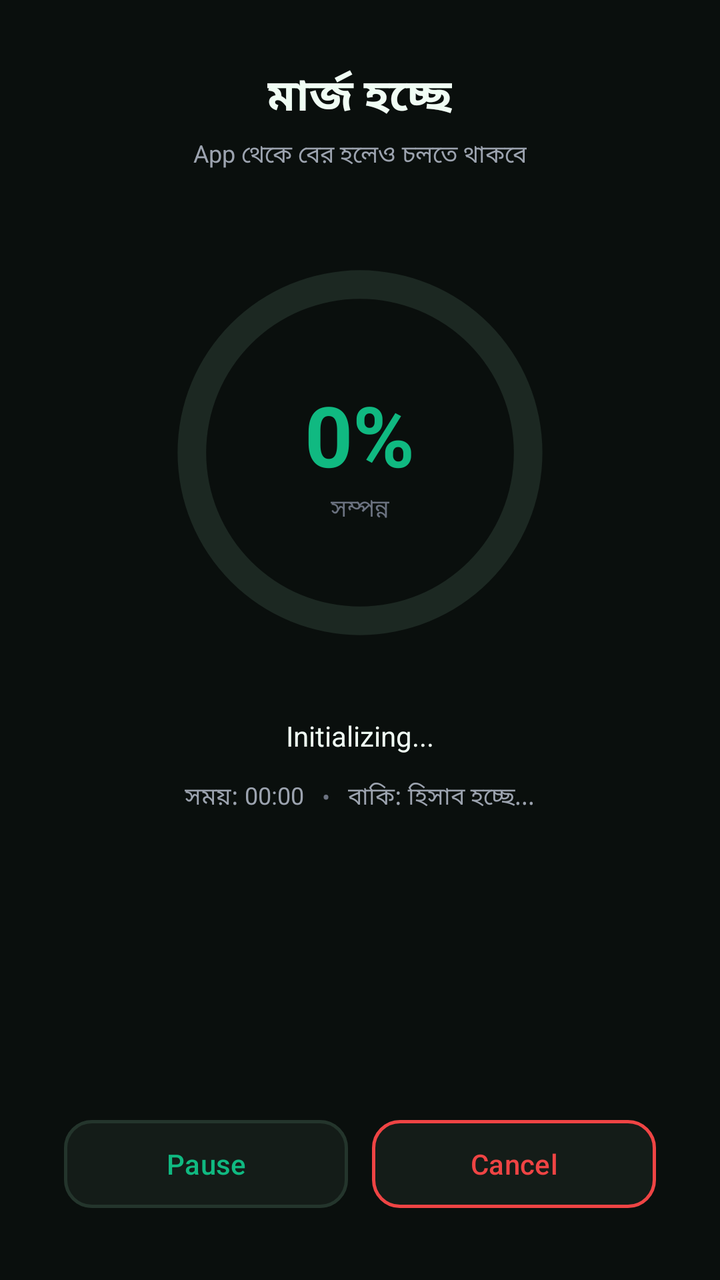
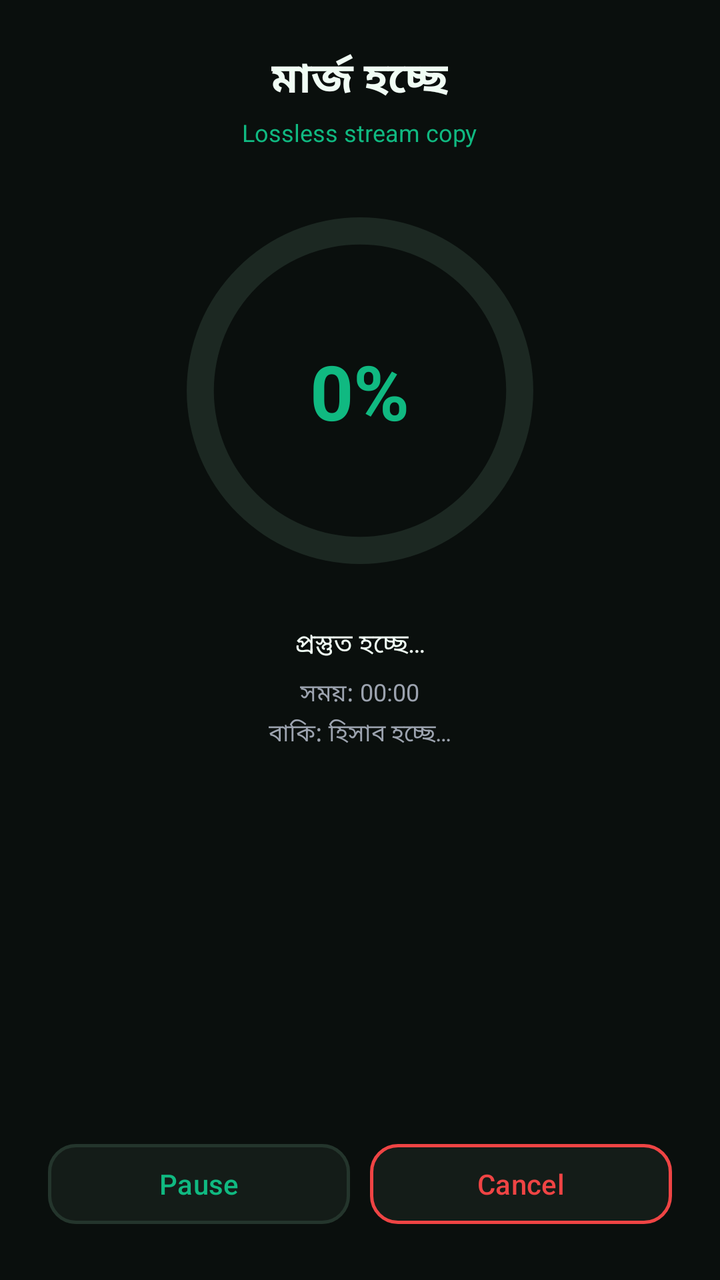

Two renders of the same Android screen: before a commit and after it. Below are the layout's source before the change and the commit's diff.
<!-- AndroidManifest.xml: application theme Theme.UltraVideoMerger -->
<!-- res/layout/fragment_processing.xml -->
<?xml version="1.0" encoding="utf-8"?>
<LinearLayout xmlns:android="http://schemas.android.com/apk/res/android"
    xmlns:app="http://schemas.android.com/apk/res-auto"
    android:layout_width="match_parent"
    android:layout_height="match_parent"
    android:orientation="vertical"
    android:background="@color/bg_dark"
    android:fitsSystemWindows="true"
    android:gravity="center"
    android:padding="32dp">

    <TextView
        android:layout_width="wrap_content"
        android:layout_height="wrap_content"
        android:text="মার্জ হচ্ছে"
        android:textColor="@color/text_primary"
        android:textSize="22sp"
        android:textStyle="bold" />

    <TextView
        android:layout_width="wrap_content"
        android:layout_height="wrap_content"
        android:text="App থেকে বের হলেও চলতে থাকবে"
        android:textColor="@color/text_secondary"
        android:textSize="12sp"
        android:layout_marginTop="4dp" />

    
    <FrameLayout
        android:layout_width="200dp"
        android:layout_height="200dp"
        android:layout_marginTop="40dp">

        <ProgressBar
            android:id="@+id/progressBar"
            style="?android:attr/progressBarStyleHorizontal"
            android:layout_width="200dp"
            android:layout_height="200dp"
            android:progressDrawable="@drawable/circular_progress"
            android:progress="0"
            android:max="100" />

        <LinearLayout
            android:layout_width="match_parent"
            android:layout_height="match_parent"
            android:orientation="vertical"
            android:gravity="center">

            <TextView
                android:id="@+id/tvPercent"
                android:layout_width="wrap_content"
                android:layout_height="wrap_content"
                android:text="0%"
                android:textColor="@color/accent"
                android:textSize="42sp"
                android:textStyle="bold" />

            <TextView
                android:layout_width="wrap_content"
                android:layout_height="wrap_content"
                android:text="সম্পন্ন"
                android:textColor="@color/text_tertiary"
                android:textSize="12sp" />
        </LinearLayout>
    </FrameLayout>

    
    <TextView
        android:id="@+id/tvStatus"
        android:layout_width="match_parent"
        android:layout_height="wrap_content"
        android:text="Initializing..."
        android:textColor="@color/text_primary"
        android:textSize="14sp"
        android:gravity="center"
        android:layout_marginTop="32dp" />

    
    <LinearLayout
        android:layout_width="match_parent"
        android:layout_height="wrap_content"
        android:orientation="horizontal"
        android:gravity="center"
        android:layout_marginTop="12dp">

        <TextView
            android:id="@+id/tvElapsed"
            android:layout_width="wrap_content"
            android:layout_height="wrap_content"
            android:text="সময়: 00:00"
            android:textColor="@color/text_secondary"
            android:textSize="12sp" />

        <TextView
            android:layout_width="wrap_content"
            android:layout_height="wrap_content"
            android:text="   •   "
            android:textColor="@color/text_tertiary"
            android:textSize="12sp" />

        <TextView
            android:id="@+id/tvRemaining"
            android:layout_width="wrap_content"
            android:layout_height="wrap_content"
            android:text="বাকি: হিসাব হচ্ছে..."
            android:textColor="@color/text_secondary"
            android:textSize="12sp" />
    </LinearLayout>

    <View
        android:layout_width="match_parent"
        android:layout_height="0dp"
        android:layout_weight="1" />

    <LinearLayout
        android:layout_width="match_parent"
        android:layout_height="wrap_content"
        android:orientation="horizontal"
        android:weightSum="2">

        <com.google.android.material.button.MaterialButton
            android:id="@+id/btnPause"
            android:layout_width="0dp"
            android:layout_height="52dp"
            android:layout_weight="1"
            android:layout_marginEnd="6dp"
            android:text="Pause"
            android:textSize="14sp"
            app:cornerRadius="14dp"
            android:backgroundTint="@color/surface"
            android:textColor="@color/accent"
            app:strokeColor="@color/stroke"
            app:strokeWidth="1.5dp" />

        <com.google.android.material.button.MaterialButton
            android:id="@+id/btnCancel"
            android:layout_width="0dp"
            android:layout_height="52dp"
            android:layout_weight="1"
            android:layout_marginStart="6dp"
            android:text="Cancel"
            android:textSize="14sp"
            app:cornerRadius="14dp"
            android:backgroundTint="@color/surface"
            android:textColor="@color/danger"
            app:strokeColor="@color/danger"
            app:strokeWidth="1.5dp" />
    </LinearLayout>
</LinearLayout>
<!-- resources referenced by this layout -->
<resources>
  <color name="accent">#10B981</color>
  <color name="bg_dark">#0A0F0D</color>
  <color name="danger">#EF4444</color>
  <color name="stroke">#24352C</color>
  <color name="surface">#141C18</color>
  <color name="text_primary">#F0FDF4</color>
  <color name="text_secondary">#9CA3AF</color>
  <color name="text_tertiary">#6B7280</color>
  <!-- drawable circular_progress (drawable) -->
  <?xml version="1.0" encoding="utf-8"?>
  <layer-list xmlns:android="http://schemas.android.com/apk/res/android">
      <item android:id="@android:id/background">
          <shape android:shape="ring" android:innerRadiusRatio="2.6"
              android:thicknessRatio="14" android:useLevel="false">
              <solid android:color="#1C2822" />
          </shape>
      </item>
      <item android:id="@android:id/progress">
          <rotate android:fromDegrees="270" android:toDegrees="270">
              <shape android:shape="ring" android:innerRadiusRatio="2.6"
                  android:thicknessRatio="14" android:useLevel="true">
                  <solid android:color="#10B981" />
              </shape>
          </rotate>
      </item>
  </layer-list>
  <style name="Theme.UltraVideoMerger" parent="Theme.Material3.Dark.NoActionBar">
          <item name="colorPrimary">@color/accent</item>
          <item name="colorOnPrimary">@color/bg_dark</item>
          <item name="colorPrimaryContainer">@color/surface_variant</item>
          <item name="colorOnPrimaryContainer">@color/accent</item>
          <item name="colorSecondary">@color/accent</item>
          <item name="colorOnSecondary">@color/bg_dark</item>
          <item name="colorSurface">@color/surface</item>
          <item name="colorOnSurface">@color/text_primary</item>
          <item name="colorSurfaceVariant">@color/surface_variant</item>
          <item name="colorOnSurfaceVariant">@color/text_secondary</item>
          <item name="android:colorBackground">@color/bg_dark</item>
          <item name="colorOnBackground">@color/text_primary</item>
          <item name="colorError">@color/danger</item>
          <item name="android:statusBarColor">@color/bg_dark</item>
          <item name="android:navigationBarColor">@color/bg_dark</item>
          <item name="android:windowLightStatusBar">false</item>
      </style>
  <color name="surface_variant">#1C2822</color>
</resources>

<!-- the commit's change to res/layout/fragment_processing.xml (unified diff, before → after) -->
@@ -1,149 +1,69 @@
 <?xml version="1.0" encoding="utf-8"?>
 <LinearLayout xmlns:android="http://schemas.android.com/apk/res/android"
     xmlns:app="http://schemas.android.com/apk/res-auto"
-    android:layout_width="match_parent"
-    android:layout_height="match_parent"
-    android:orientation="vertical"
-    android:background="@color/bg_dark"
-    android:fitsSystemWindows="true"
-    android:gravity="center"
-    android:padding="32dp">
+    android:layout_width="match_parent" android:layout_height="match_parent"
+    android:orientation="vertical" android:background="@color/bg_dark"
+    android:fitsSystemWindows="true" android:gravity="center" android:padding="24dp">
 
-    <TextView
-        android:layout_width="wrap_content"
-        android:layout_height="wrap_content"
-        android:text="মার্জ হচ্ছে"
-        android:textColor="@color/text_primary"
-        android:textSize="22sp"
-        android:textStyle="bold" />
+    <TextView android:layout_width="wrap_content" android:layout_height="wrap_content"
+        android:text="মার্জ হচ্ছে" android:textColor="@color/text_primary"
+        android:textSize="21sp" android:textStyle="bold" />
+    <TextView android:id="@+id/tvMode" android:layout_width="wrap_content" android:layout_height="wrap_content"
+        android:text="Lossless stream copy" android:textColor="@color/accent" android:textSize="12sp"
+        android:layout_marginTop="3dp" />
 
-    <TextView
-        android:layout_width="wrap_content"
-        android:layout_height="wrap_content"
-        android:text="App থেকে বের হলেও চলতে থাকবে"
-        android:textColor="@color/text_secondary"
-        android:textSize="12sp"
-        android:layout_marginTop="4dp" />
-
-    
-    <FrameLayout
-        android:layout_width="200dp"
-        android:layout_height="200dp"
-        android:layout_marginTop="40dp">
-
-        <ProgressBar
-            android:id="@+id/progressBar"
-            style="?android:attr/progressBarStyleHorizontal"
-            android:layout_width="200dp"
-            android:layout_height="200dp"
-            android:progressDrawable="@drawable/circular_progress"
-            android:progress="0"
-            android:max="100" />
-
-        <LinearLayout
-            android:layout_width="match_parent"
-            android:layout_height="match_parent"
-            android:orientation="vertical"
-            android:gravity="center">
-
-            <TextView
-                android:id="@+id/tvPercent"
-                android:layout_width="wrap_content"
-                android:layout_height="wrap_content"
-                android:text="0%"
-                android:textColor="@color/accent"
-                android:textSize="42sp"
-                android:textStyle="bold" />
-
-            <TextView
-                android:layout_width="wrap_content"
-                android:layout_height="wrap_content"
-                android:text="সম্পন্ন"
-                android:textColor="@color/text_tertiary"
-                android:textSize="12sp" />
+    <FrameLayout android:layout_width="190dp" android:layout_height="190dp" android:layout_marginTop="26dp">
+        <ProgressBar android:id="@+id/progressBar" style="?android:attr/progressBarStyleHorizontal"
+            android:layout_width="190dp" android:layout_height="190dp"
+            android:progressDrawable="@drawable/circular_progress" android:progress="0" android:max="100" />
+        <LinearLayout android:layout_width="match_parent" android:layout_height="match_parent"
+            android:orientation="vertical" android:gravity="center">
+            <TextView android:id="@+id/tvPercent" android:layout_width="wrap_content"
+                android:layout_height="wrap_content" android:text="0%"
+                android:textColor="@color/accent" android:textSize="38sp" android:textStyle="bold" />
         </LinearLayout>
     </FrameLayout>
 
-    
-    <TextView
-        android:id="@+id/tvStatus"
-        android:layout_width="match_parent"
-        android:layout_height="wrap_content"
-        android:text="Initializing..."
-        android:textColor="@color/text_primary"
-        android:textSize="14sp"
-        android:gravity="center"
-        android:layout_marginTop="32dp" />
+    <TextView android:id="@+id/tvStatus" android:layout_width="match_parent"
+        android:layout_height="wrap_content" android:text="প্রস্তুত হচ্ছে…"
+        android:textColor="@color/text_primary" android:textSize="13sp" android:gravity="center"
+        android:layout_marginTop="22dp" />
 
-    
-    <LinearLayout
-        android:layout_width="match_parent"
-        android:layout_height="wrap_content"
-        android:orientation="horizontal"
-        android:gravity="center"
-        android:layout_marginTop="12dp">
+    <TextView android:id="@+id/tvElapsed" android:layout_width="wrap_content"
+        android:layout_height="wrap_content" android:text="সময়: 00:00"
+        android:textColor="@color/text_secondary" android:textSize="12sp" android:layout_marginTop="6dp" />
+    <TextView android:id="@+id/tvRemaining" android:layout_width="wrap_content"
+        android:layout_height="wrap_content" android:text="বাকি: হিসাব হচ্ছে…"
+        android:textColor="@color/text_secondary" android:textSize="12sp" android:layout_marginTop="2dp" />
 
-        <TextView
-            android:id="@+id/tvElapsed"
-            android:layout_width="wrap_content"
-            android:layout_height="wrap_content"
-            android:text="সময়: 00:00"
-            android:textColor="@color/text_secondary"
-            android:textSize="12sp" />
+    <TextView android:id="@+id/tvThermal" android:layout_width="match_parent"
+        android:layout_height="wrap_content" android:text="" android:visibility="gone"
+        android:textColor="@color/warn" android:textSize="12sp" android:gravity="center"
+        android:layout_marginTop="12dp" />
 
-        <TextView
-            android:layout_width="wrap_content"
-            android:layout_height="wrap_content"
-            android:text="   •   "
-            android:textColor="@color/text_tertiary"
-            android:textSize="12sp" />
+    <TextView android:id="@+id/tvErrorCode" android:layout_width="wrap_content"
+        android:layout_height="wrap_content" android:text="" android:visibility="gone"
+        android:textColor="@color/danger" android:textSize="12sp"
+        android:textStyle="bold" android:layout_marginTop="12dp" />
 
-        <TextView
-            android:id="@+id/tvRemaining"
-            android:layout_width="wrap_content"
-            android:layout_height="wrap_content"
-            android:text="বাকি: হিসাব হচ্ছে..."
-            android:textColor="@color/text_secondary"
-            android:textSize="12sp" />
-    </LinearLayout>
+    <View android:layout_width="match_parent" android:layout_height="0dp" android:layout_weight="1" />
 
-    <View
-        android:layout_width="match_parent"
-        android:layout_height="0dp"
-        android:layout_weight="1" />
+    <com.google.android.material.button.MaterialButton android:id="@+id/btnError"
+        android:layout_width="match_parent" android:layout_height="48dp" android:visibility="gone"
+        android:text="Copy Error Report" app:cornerRadius="14dp"
+        android:backgroundTint="@color/danger" android:textColor="@color/text_primary" />
 
-    <LinearLayout
-        android:layout_width="match_parent"
-        android:layout_height="wrap_content"
-        android:orientation="horizontal"
-        android:weightSum="2">
-
-        <com.google.android.material.button.MaterialButton
-            android:id="@+id/btnPause"
-            android:layout_width="0dp"
-            android:layout_height="52dp"
-            android:layout_weight="1"
-            android:layout_marginEnd="6dp"
-            android:text="Pause"
-            android:textSize="14sp"
-            app:cornerRadius="14dp"
-            android:backgroundTint="@color/surface"
-            android:textColor="@color/accent"
-            app:strokeColor="@color/stroke"
-            app:strokeWidth="1.5dp" />
-
-        <com.google.android.material.button.MaterialButton
-            android:id="@+id/btnCancel"
-            android:layout_width="0dp"
-            android:layout_height="52dp"
-            android:layout_weight="1"
-            android:layout_marginStart="6dp"
-            android:text="Cancel"
-            android:textSize="14sp"
-            app:cornerRadius="14dp"
-            android:backgroundTint="@color/surface"
-            android:textColor="@color/danger"
-            app:strokeColor="@color/danger"
-            app:strokeWidth="1.5dp" />
+    <LinearLayout android:layout_width="match_parent" android:layout_height="wrap_content"
+        android:orientation="horizontal" android:layout_marginTop="8dp">
+        <com.google.android.material.button.MaterialButton android:id="@+id/btnPause"
+            android:layout_width="0dp" android:layout_height="48dp" android:layout_weight="1"
+            android:layout_marginEnd="5dp" android:text="Pause" app:cornerRadius="14dp"
+            android:backgroundTint="@color/surface" android:textColor="@color/accent"
+            app:strokeColor="@color/stroke" app:strokeWidth="1.5dp" />
+        <com.google.android.material.button.MaterialButton android:id="@+id/btnCancel"
+            android:layout_width="0dp" android:layout_height="48dp" android:layout_weight="1"
+            android:layout_marginStart="5dp" android:text="Cancel" app:cornerRadius="14dp"
+            android:backgroundTint="@color/surface" android:textColor="@color/danger"
+            app:strokeColor="@color/danger" app:strokeWidth="1.5dp" />
     </LinearLayout>
 </LinearLayout>
<!-- resource entries referenced after the edit -->
@@ -7,6 +7,7 @@
   <color name="surface">#141C18</color>
   <color name="text_primary">#F0FDF4</color>
   <color name="text_secondary">#9CA3AF</color>
+  <color name="warn">#FBBF24</color>
   <color name="text_tertiary">#6B7280</color>
   <!-- drawable circular_progress (drawable) -->
   <?xml version="1.0" encoding="utf-8"?>
@@ -37,12 +38,14 @@
           <item name="colorOnSurface">@color/text_primary</item>
           <item name="colorSurfaceVariant">@color/surface_variant</item>
           <item name="colorOnSurfaceVariant">@color/text_secondary</item>
+          <item name="colorOutline">@color/stroke</item>
           <item name="android:colorBackground">@color/bg_dark</item>
           <item name="colorOnBackground">@color/text_primary</item>
           <item name="colorError">@color/danger</item>
           <item name="android:statusBarColor">@color/bg_dark</item>
           <item name="android:navigationBarColor">@color/bg_dark</item>
           <item name="android:windowLightStatusBar">false</item>
+          <item name="android:textColorHint">@color/text_tertiary</item>
       </style>
   <color name="surface_variant">#1C2822</color>
 </resources>
